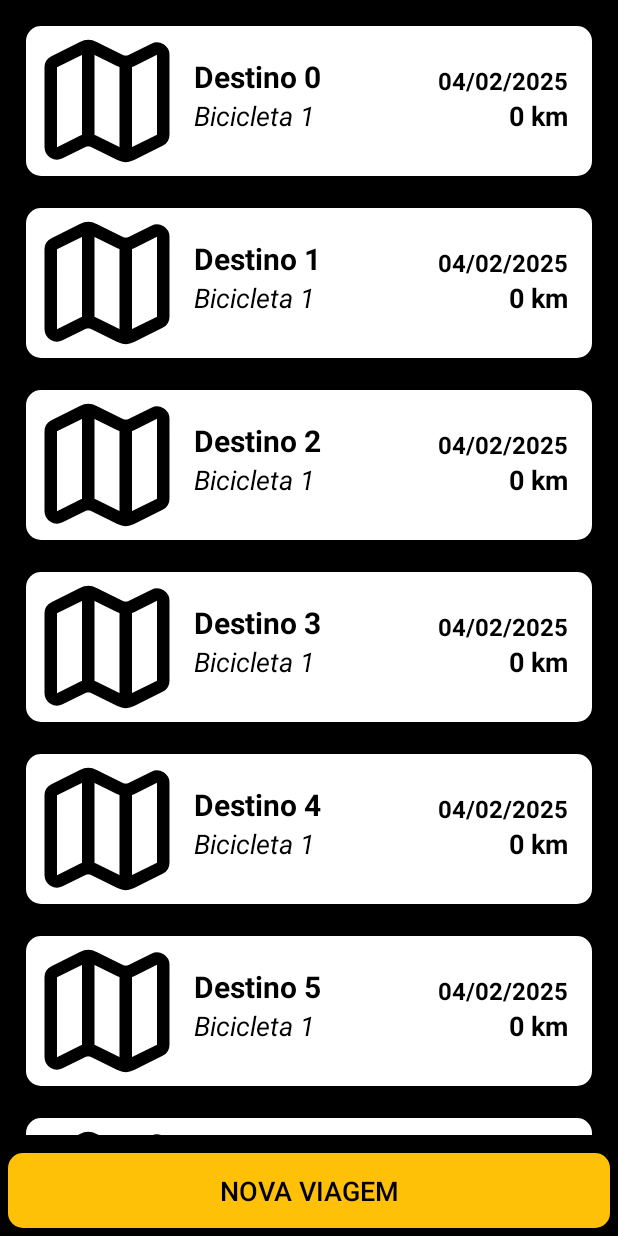
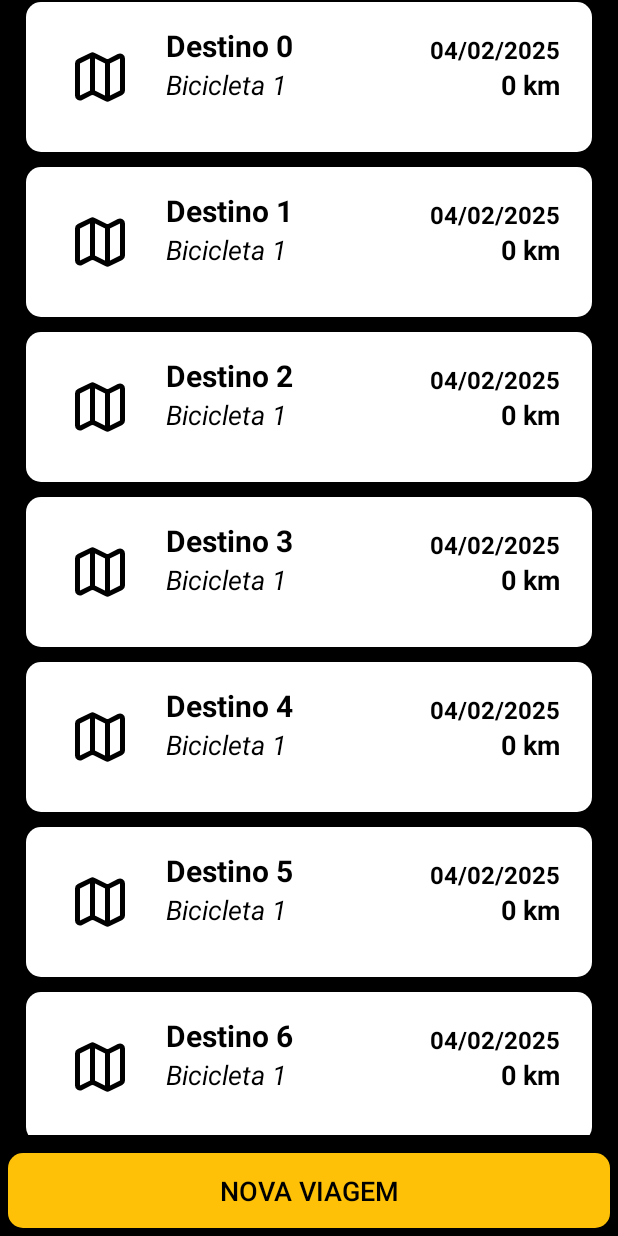
Before and after one commit to silva93felipe/BicicretaAndroid, an Android app: the ViagensActivity screen opened directly, with no data from a screen before it, on a phone screen of 412 x 824 dp. Run offline under Robolectric (Android 15) with nearby library versions, the light colour scheme and no system bars.

Commit message:
#refactor: Melhorias

```diff
--- a/app/src/main/java/com/app/bicicreta/app/activity/ApresentacaoActivity.java
+++ b/app/src/main/java/com/app/bicicreta/app/activity/ApresentacaoActivity.java
@@ -30,7 +30,7 @@ public class ApresentacaoActivity extends AppCompatActivity {
     private void createUser(){
         UserRepository repository = new UserRepository(this);
         String name = String.valueOf(nomeEditText.getText());
-        if(name == null || name.trim().equals("")){
+        if(name.trim().isEmpty()){
             Toast.makeText(this, "Por favor, Preencha um nome.", Toast.LENGTH_LONG).show();
             return;
         }
--- a/app/src/main/res/layout/viagem_item.xml
+++ b/app/src/main/res/layout/viagem_item.xml
@@ -3,18 +3,18 @@
     xmlns:app="http://schemas.android.com/apk/res-auto"
     xmlns:tools="http://schemas.android.com/tools"
     android:layout_width="match_parent"
-    android:layout_height="wrap_content"
+    android:layout_height="100dp"
     android:layout_marginStart="16dp"
-    android:layout_marginTop="16dp"
     android:layout_marginEnd="16dp"
-    android:layout_marginBottom="5dp"
-    android:background="@drawable/background_card">
+    android:layout_marginBottom="10dp"
+    android:background="@drawable/background_card"
+    android:padding="5dp">
 
     <ImageView
         android:id="@+id/imageView2"
-        android:layout_width="100dp"
-        android:layout_height="100dp"
-        android:layout_marginStart="4dp"
+        android:layout_width="40dp"
+        android:layout_height="40dp"
+        android:layout_marginStart="24dp"
         app:layout_constraintBottom_toBottomOf="parent"
         app:layout_constraintStart_toStartOf="parent"
         app:layout_constraintTop_toTopOf="parent"
@@ -24,8 +24,8 @@
         android:id="@+id/nomePecaTextView"
         android:layout_width="wrap_content"
         android:layout_height="wrap_content"
-        android:layout_marginStart="8dp"
-        android:layout_marginTop="20dp"
+        android:layout_marginStart="24dp"
+        android:layout_marginTop="10dp"
         android:text="Pureza"
         android:textColor="@color/black"
         android:textSize="20dp"
```
Also changed, not shown: app/src/main/java/com/app/bicicreta/app/activity/BemVindoActivity.java (+1 -8 lines), app/src/main/res/layout/peca_item.xml (+7 -7 lines).
